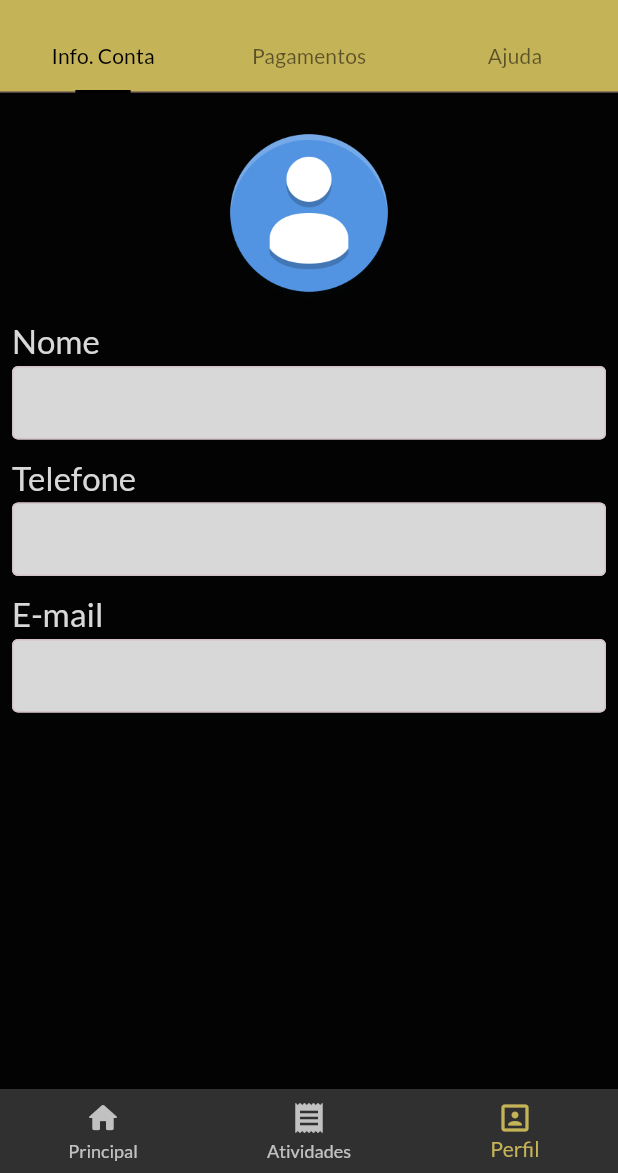
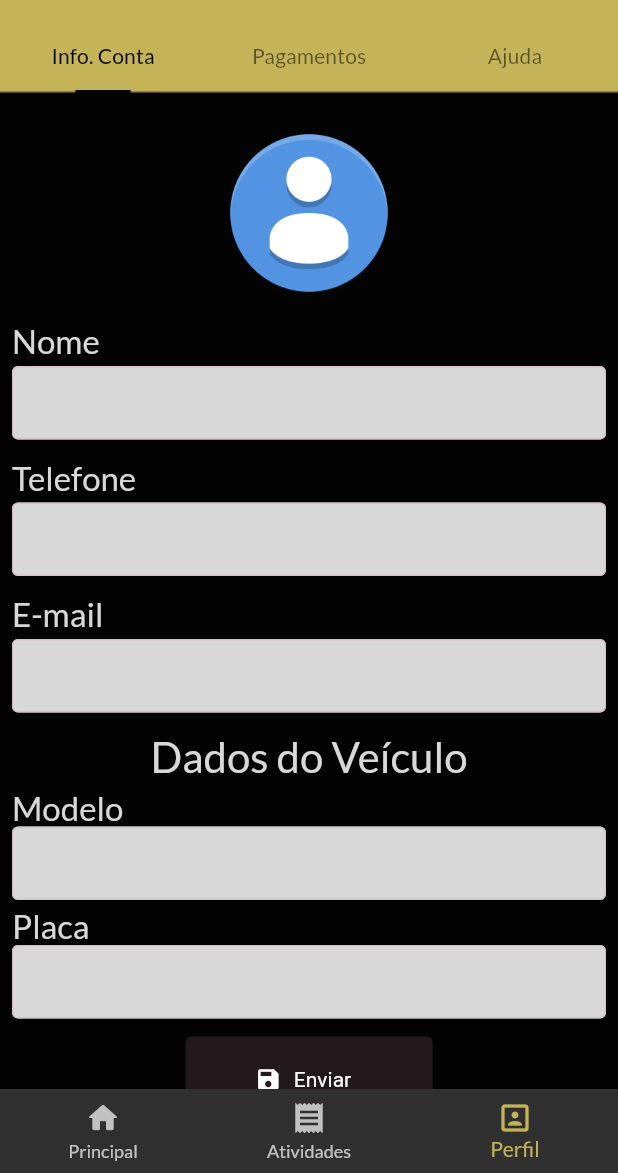
Before and after one commit to AlbertoJr789/app-motoblack-mototaxista, a Flutter app: the screen it shows after launch, item 3 of the bottom bar chosen, on a phone screen of 412 x 824 dp, the part 63-1236 px from its top. Run offline on Flutter 3.47's test engine with Material 2 defaults, Android fonts, the phone set to English and light mode, and no system bars; our stand-ins replace flutter_svg, geolocator, google_fonts, google_maps_flutter.

Commit message:
dados de perfil: dados do veículo

```diff
--- a/lib/widgets/profileDetails.dart
+++ b/lib/widgets/profileDetails.dart
@@ -70,9 +70,69 @@ class _ProfileDetailsState extends State<ProfileDetails> {
                 height: 4,
               ),
               TextFormField(),
+              const SizedBox(
+                height: 12,
+              ),
+              Container(
+                width: double.infinity,
+                child: const Text(
+                  'Dados do Veículo',
+                  style: TextStyle(
+                      fontSize: 28, color: Color.fromARGB(255, 216, 216, 216)),
+                  textAlign: TextAlign.center,
+                ),
+              ),
+              const SizedBox(
+                height: 4,
+              ),
+              const Text(
+                'Modelo',
+                style: TextStyle(
+                    fontSize: 22, color: Color.fromARGB(255, 216, 216, 216)),
+                textAlign: TextAlign.start,
+              ),
+              TextFormField(),
+              const SizedBox(
+                height: 4,
+              ),
+              const Text(
+                'Placa',
+                style: TextStyle(
+                    fontSize: 22, color: Color.fromARGB(255, 216, 216, 216)),
+                textAlign: TextAlign.start,
+              ),
+              TextFormField(),
+              const SizedBox(
+                height: 4,
+              ),
+              Padding(
+                padding: const EdgeInsets.all(8.0),
+                child: Center(
+                  // width: double.infinity,
+                  child: Container(
+                    width: MediaQuery.of(context).size.width * 0.4,
+                    height: MediaQuery.of(context).size.height * 0.07,
+                    child: ElevatedButton.icon(
+                      onPressed: () {},
+                      icon: const Icon(
+                        Icons.save,
+                        color: Colors.white,
+                      ),
+                      label: const Text(
+                        "Enviar",
+                        style: TextStyle(color: Colors.white),
+                      ),
+                    ),
+                  ),
+                ),
+              ),
+              const SizedBox(
+                height: 8,
+              ),
             ],
           ),
         ),
+
       ),
     );
   }
```
Also changed, not shown: lib/widgets/paymentDetails.dart (+1 -30 lines).
